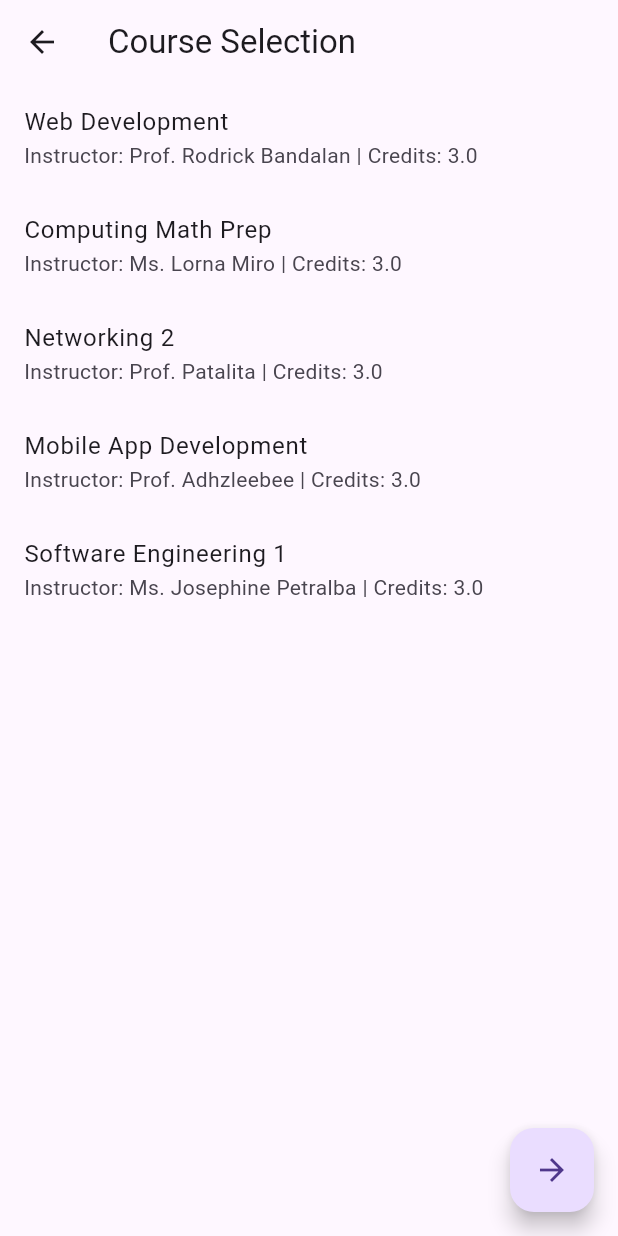
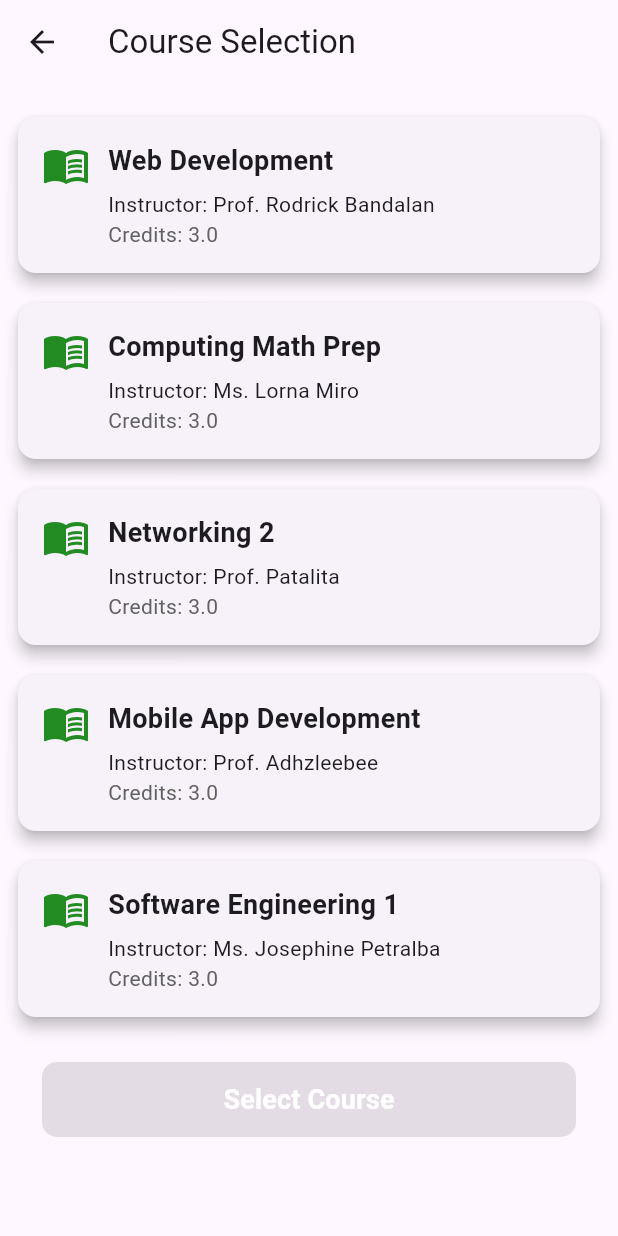
Before and after one commit to RobertAve1727/MobileDev_FlutterProject_Midterms, a Flutter app: the CourseSelection screen opened by its route, on a phone screen of 412 x 824 dp. Run offline on Flutter 3.47's test engine with Material 3 defaults, Android fonts, the phone set to English and light mode, and no system bars.

Commit message:
made some simple design for the studentInfo screen and course selection screen to

```diff
--- a/flutter_application_midterms/lib/course/courseSelection.dart
+++ b/flutter_application_midterms/lib/course/courseSelection.dart
@@ -48,42 +48,113 @@ class CourseSelection extends StatelessWidget {
       body: Consumer<EnrollmentState>(
         builder: (context, enrollment, child) {
           return ListView.builder(
-            itemCount: courses.length,
+            padding: const EdgeInsets.all(12),
+            itemCount: courses.length + 1, // +1 for the button
             itemBuilder: (context, index) {
+              if (index < courses.length) {
                 final course = courses[index];
                 final isSelected = enrollment.course?.id == course.id;
 
-              return ListTile(
-                title: Text(course.name),
-                subtitle: Text(
-                  'Instructor: ${course.instructor} | Credits: ${course.credits}',
+                return Card(
+                  elevation: 4,
+                  margin: const EdgeInsets.symmetric(vertical: 10),
+                  shape: RoundedRectangleBorder(
+                    borderRadius: BorderRadius.circular(12),
                   ),
-                trailing: isSelected
-                    ? const Icon(Icons.check, color: Colors.green)
-                    : null,
+                  child: InkWell(
+                    borderRadius: BorderRadius.circular(12),
                     onTap: () {
-                  // Update the selected course in global state
                       enrollment.setCourse(course);
                     },
+                    child: Padding(
+                      padding: const EdgeInsets.all(16),
+                      child: Row(
+                        crossAxisAlignment: CrossAxisAlignment.start,
+                        children: [
+                          Icon(
+                            Icons.menu_book,
+                            size: 32,
+                            color: Color(0xFF228B22),
+                          ),
+                          const SizedBox(width: 12),
+                          Expanded(
+                            child: Column(
+                              crossAxisAlignment: CrossAxisAlignment.start,
+                              children: [
+                                Text(
+                                  course.name,
+                                  style: const TextStyle(
+                                    fontSize: 18,
+                                    fontWeight: FontWeight.bold,
+                                  ),
+                                ),
+                                const SizedBox(height: 6),
+                                Text(
+                                  "Instructor: ${course.instructor}",
+                                  style: const TextStyle(fontSize: 14),
+                                ),
+                                Text(
+                                  "Credits: ${course.credits}",
+                                  style: TextStyle(
+                                    fontSize: 14,
+                                    color: Colors.grey.shade700,
+                                  ),
+                                ),
+                              ],
+                            ),
+                          ),
+                          if (isSelected)
+                            const Icon(
+                              Icons.check_circle,
+                              color: Colors.green,
+                              size: 28,
+                            ),
+                        ],
+                      ),
+                    ),
+                  ),
                 );
-            },
-          );
-        },
+              } else {
+                // This is the button under the last course
+                return Padding(
+                  padding: const EdgeInsets.symmetric(
+                    horizontal: 16,
+                    vertical: 20,
                   ),
-      floatingActionButton: Consumer<EnrollmentState>(
-        builder: (context, enrollment, child) {
-          return FloatingActionButton(
-            child: const Icon(Icons.arrow_forward),
+                  child: SizedBox(
+                    width: double.infinity,
+                    height: 50,
+                    child: ElevatedButton(
+                      style: ElevatedButton.styleFrom(
+                        backgroundColor: const Color(0xFF228B22),
+                        shape: RoundedRectangleBorder(
+                          borderRadius: BorderRadius.circular(10),
+                        ),
+                      ),
                       onPressed: enrollment.course != null
                           ? () {
                               Navigator.push(
                                 context,
                                 MaterialPageRoute(
-                        builder: (context) => EnrollmentReview(),
+                                  builder: (context) =>
+                                      const EnrollmentReview(),
                                 ),
                               );
                             }
-                : null, // disabled if no course selected
+                          : null,
+                      child: const Text(
+                        "Select Course",
+                        style: TextStyle(
+                          fontSize: 18,
+                          fontWeight: FontWeight.bold,
+                          color: Colors.white,
+                        ),
+                      ),
+                    ),
+                  ),
+                );
+              }
+            },
           );
         },
       ),
```
Also changed, not shown: flutter_application_midterms/lib/student/studentInfo.dart (+56 -26 lines). Lines whose indentation alone changed are shown as unchanged.
